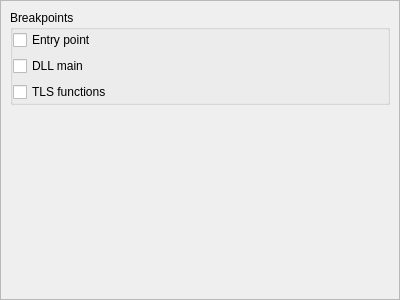
Before: the Qt Designer form xdebuggeroptionswidget.ui in horsicq/XDebuggerWidget, drawn with Qt 5.
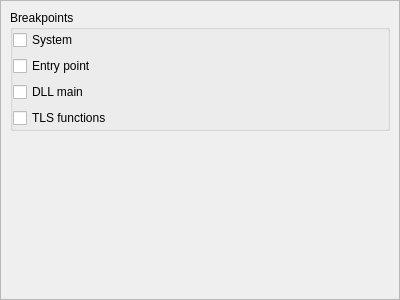
After: the same form once the commit is applied.

What changed in the file:
```diff
--- a/xdebuggeroptionswidget.ui
+++ b/xdebuggeroptionswidget.ui
@@ -59,6 +59,13 @@
           <property name="bottomMargin">
            <number>0</number>
           </property>
+          <item>
+           <widget class="QCheckBox" name="checkBoxDebuggerBreakSystem">
+            <property name="text">
+             <string>System</string>
+            </property>
+           </widget>
+          </item>
           <item>
            <widget class="QCheckBox" name="checkBoxDebuggerBreakPointEntryPoint">
             <property name="text">
```
